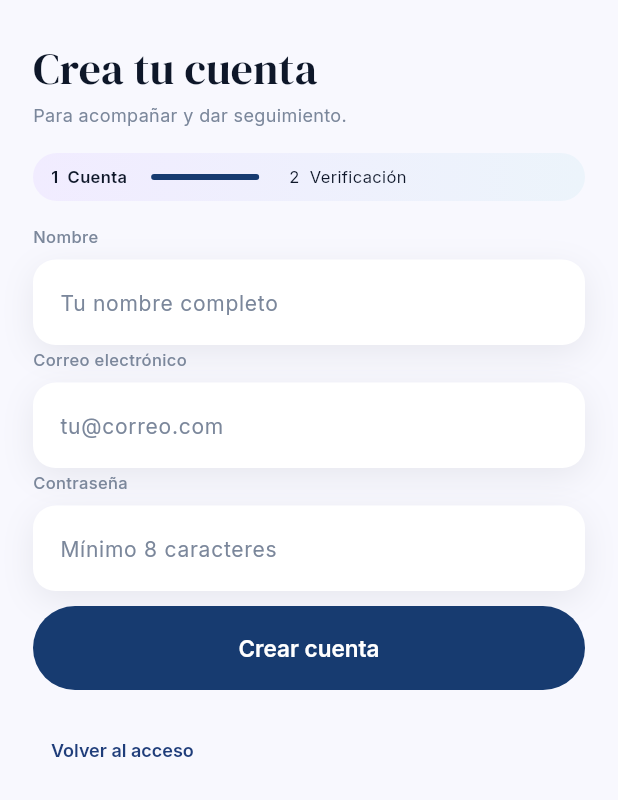
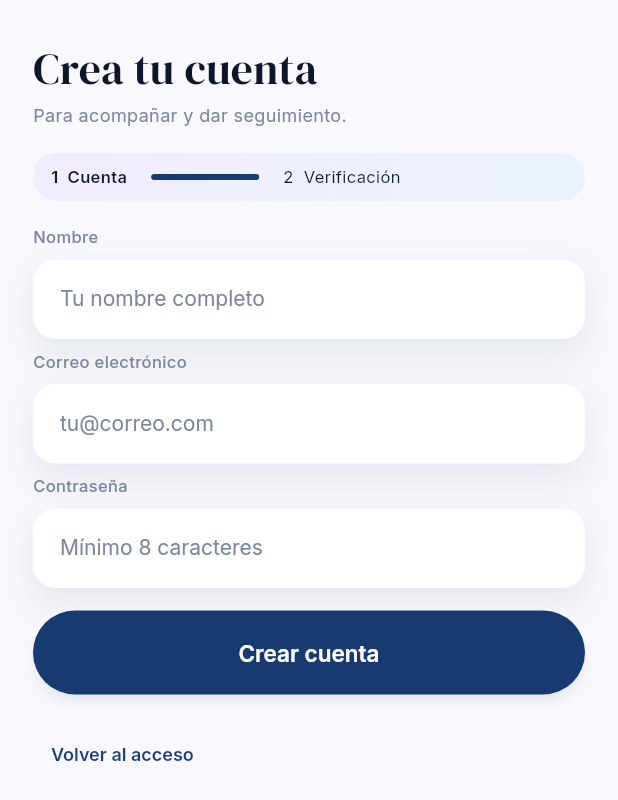
Before and after one commit to vitaHealth-UPC/mobile-cross-platform, a Flutter app: the screen it shows after launch, after a tap on "Iniciar sesión", after a tap on "Crear cuenta", on a phone screen of 412 x 824 dp. Shown: the top 800 px of the screen. Run offline on Flutter 3.47's test engine with Material 3 defaults, Android fonts, the phone set to English and light mode, and no system bars; our stand-ins replace drift, drift_flutter, flutter_bloc, flutter_local_notifications, flutter_secure_storage, flutter_svg and 3 more; missing offline and left inert: record; accounts and stored records are empty; generated files the repository leaves out were written again; network calls fail; project files that could hold a hidden picture were left out.

Commit message:
fix(identity): align registration and expired verification flow

```diff
--- a/lib/features/identity_subscription/presentation/screens/caregiver_registration_screen.dart
+++ b/lib/features/identity_subscription/presentation/screens/caregiver_registration_screen.dart
@@ -97,6 +97,7 @@ class _CaregiverRegistrationScreenState
                     ),
                     const SizedBox(height: 16),
                     Container(
+                      width: double.infinity,
                       padding: const EdgeInsets.symmetric(
                         horizontal: 12,
                         vertical: 8,
@@ -107,18 +108,18 @@ class _CaregiverRegistrationScreenState
                           colors: [Color(0xFFF1ECFF), Color(0xFFECF4FB)],
                         ),
                       ),
-                      child: Row(
+                      child: Wrap(
+                        spacing: 16,
+                        runSpacing: 10,
+                        crossAxisAlignment: WrapCrossAlignment.center,
                         children: [
-                          Flexible(
-                            child: Text(
+                          Text(
                             text.accountStep,
                             style: const TextStyle(
                               fontSize: 11,
                               fontWeight: FontWeight.w600,
                             ),
                           ),
-                          ),
-                          const SizedBox(width: 16),
                           SizedBox(
                             width: 72,
                             child: LinearProgressIndicator(
@@ -128,12 +129,9 @@ class _CaregiverRegistrationScreenState
                               borderRadius: BorderRadius.circular(2),
                             ),
                           ),
-                          const SizedBox(width: 20),
-                          Flexible(
-                            child: Text(
+                          Text(
                             text.verificationStep,
                             style: const TextStyle(fontSize: 11),
-                            ),
                           ),
                         ],
                       ),
@@ -153,6 +151,10 @@ class _CaregiverRegistrationScreenState
                     ),
                     const SizedBox(height: 10),
                     ElevatedButton(
+                      style: ElevatedButton.styleFrom(
+                        elevation: 3,
+                        shadowColor: const Color(0x291A2138),
+                      ),
                       onPressed: widget.busy || widget.hasAccount
                           ? null
                           : _register,
@@ -172,6 +174,13 @@ class _CaregiverRegistrationScreenState
                         decoration: BoxDecoration(
                           color: const Color(0xFFFFF4E2),
                           borderRadius: BorderRadius.circular(18),
+                          boxShadow: const [
+                            BoxShadow(
+                              color: Color(0x141A2138),
+                              blurRadius: 18,
+                              offset: Offset(0, 6),
+                            ),
+                          ],
                         ),
                         child: Column(
                           crossAxisAlignment: CrossAxisAlignment.start,
@@ -192,7 +201,7 @@ class _CaregiverRegistrationScreenState
                             TextField(
                               key: const Key('registration-code'),
                               controller: _code,
-                              enabled: !widget.busy,
+                              enabled: !widget.busy && !widget.codeExpired,
                               keyboardType: TextInputType.number,
                               autofillHints: const [AutofillHints.oneTimeCode],
                               maxLength: 6,
@@ -207,9 +216,15 @@ class _CaregiverRegistrationScreenState
                               ),
                               decoration: InputDecoration(
                                 labelText: text.verificationCode,
+                                floatingLabelBehavior:
+                                    FloatingLabelBehavior.never,
                                 counterText: '',
                                 filled: false,
                                 contentPadding: EdgeInsets.zero,
+                                border: InputBorder.none,
+                                enabledBorder: InputBorder.none,
+                                focusedBorder: InputBorder.none,
+                                disabledBorder: InputBorder.none,
                               ),
                             ),
                           ],
@@ -222,6 +237,14 @@ class _CaregiverRegistrationScreenState
                           backgroundColor: const Color(0xFFF1ECFF),
                           foregroundColor: TataColors.primary,
                           side: const BorderSide(color: Color(0xFFC2B5E5)),
+                          elevation: 2,
+                          shadowColor: const Color(0x141A2138),
+                          textStyle: const TextStyle(
+                            fontFamily: 'Inter',
+                            fontSize: 15,
+                            fontWeight: FontWeight.w600,
+                            letterSpacing: 0,
+                          ),
                           shape: RoundedRectangleBorder(
                             borderRadius: BorderRadius.circular(28),
                           ),
--- a/lib/features/identity_subscription/presentation/widgets/registration_form.dart
+++ b/lib/features/identity_subscription/presentation/widgets/registration_form.dart
@@ -37,7 +37,7 @@ class RegistrationForm extends StatelessWidget {
             textCapitalization: TextCapitalization.words,
             autofillHints: const [AutofillHints.name],
             textInputAction: TextInputAction.next,
-            style: const TextStyle(fontSize: 14),
+            style: const TextStyle(fontSize: 14, letterSpacing: 0, height: 1.2),
             decoration: _decoration(text.nameHint),
             validator: (value) =>
                 value == null ||
@@ -58,7 +58,7 @@ class RegistrationForm extends StatelessWidget {
             autocorrect: false,
             autofillHints: const [AutofillHints.newUsername],
             textInputAction: TextInputAction.next,
-            style: const TextStyle(fontSize: 14),
+            style: const TextStyle(fontSize: 14, letterSpacing: 0, height: 1.2),
             decoration: _decoration(text.emailHint),
             validator: (value) {
               try {
@@ -83,7 +83,7 @@ class RegistrationForm extends StatelessWidget {
             enableSuggestions: false,
             autofillHints: const [AutofillHints.newPassword],
             textInputAction: TextInputAction.done,
-            style: const TextStyle(fontSize: 14),
+            style: const TextStyle(fontSize: 14, letterSpacing: 0, height: 1.2),
             decoration: _decoration(text.registrationPasswordHint),
             validator: (value) =>
                 value == null ||
@@ -122,7 +122,10 @@ class RegistrationForm extends StatelessWidget {
             ),
           ],
         ),
-        child: field,
+        child: ConstrainedBox(
+          constraints: const BoxConstraints(minHeight: 58),
+          child: field,
+        ),
       ),
     ],
   );
```
Also changed, not shown: 2 other files. Lines whose indentation alone changed are shown as unchanged.
